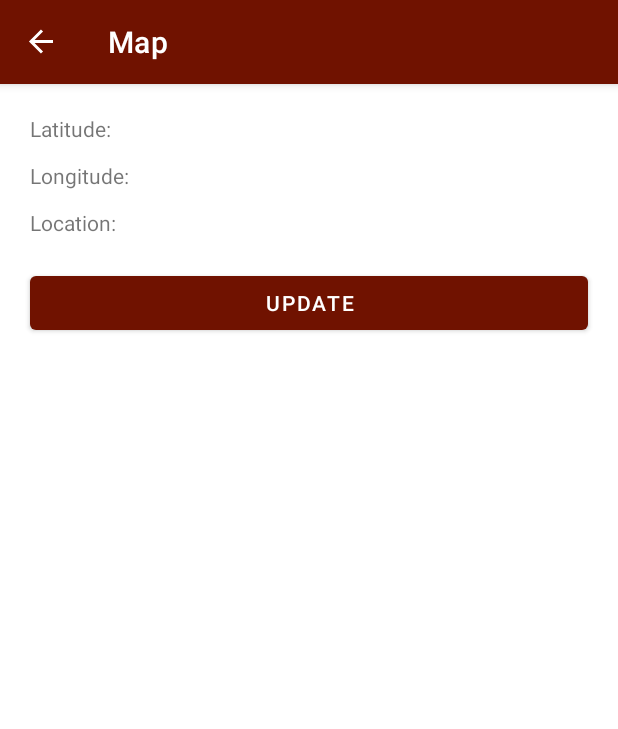
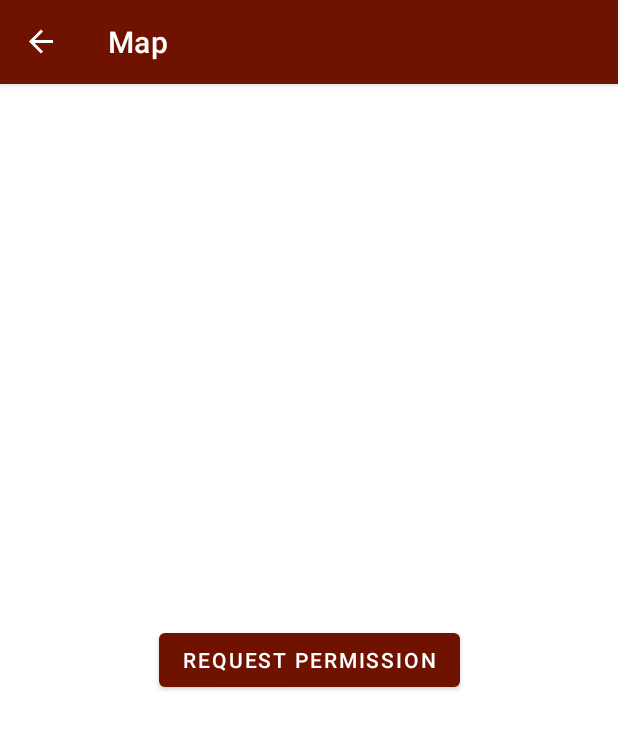
Before and after one commit to nathanielnicos/Nikos, an Android app: the MapFragment screen opened through its navigation route, on a phone screen of 412 x 824 dp. Shown: the top 729 px of the screen. Run offline under Robolectric (Android 15) with nearby library versions, the phone set to English and light mode, and no system bars; our stand-ins replace Firebase (no records; nobody signed in at launch, a user with empty details on screens opened directly), navigation-ui; libraries missing offline, so code that uses them is left out: com.vmadalin.easypermissions; 1 statement that could not run was skipped.

Commit message:
Add request location permission

```diff
--- a/app/src/main/AndroidManifest.xml
+++ b/app/src/main/AndroidManifest.xml
@@ -2,12 +2,9 @@
 <manifest xmlns:android="http://schemas.android.com/apk/res/android"
     package="id.nns.nikos">
 
+    <uses-permission android:name="android.permission.ACCESS_FINE_LOCATION" />
     <uses-permission android:name="android.permission.ACCESS_COARSE_LOCATION" />
-    <uses-permission android:name="android.permission.ACCESS_FINE_LOCATION" />
     <uses-permission android:name="android.permission.INTERNET" />
-    <uses-permission android:name="android.permission.ACCESS_WIFI_STATE" />
-    <uses-permission android:name="android.permission.WRITE_EXTERNAL_STORAGE"
-        android:maxSdkVersion="28" />
 
     <application
         android:allowBackup="true"
--- a/app/src/main/java/id/nns/nikos/map/MapFragment.kt
+++ b/app/src/main/java/id/nns/nikos/map/MapFragment.kt
@@ -1,30 +1,20 @@
 package id.nns.nikos.map
 
 import android.Manifest
-import android.content.Context
-import android.content.pm.PackageManager
-import android.location.Geocoder
-import android.location.LocationManager
 import android.os.Bundle
-import android.os.Looper
 import androidx.fragment.app.Fragment
 import android.view.LayoutInflater
 import android.view.View
 import android.view.ViewGroup
 import android.widget.Toast
-import androidx.core.app.ActivityCompat
-import com.google.android.gms.location.*
+import com.vmadalin.easypermissions.EasyPermissions
+import com.vmadalin.easypermissions.dialogs.SettingsDialog
 import id.nns.nikos.databinding.FragmentMapBinding
-import java.util.*
 
-@Suppress("DEPRECATION")
-class MapFragment : Fragment() {
-
-    private lateinit var fusedLocationProviderClient: FusedLocationProviderClient
-    private lateinit var locationRequest: LocationRequest
+class MapFragment : Fragment(), EasyPermissions.PermissionCallbacks {
 
     companion object {
-        private const val PERMISSION_ID = 130322
+        private const val PERMISSION_LOCATION_REQUEST_CODE = 280222
     }
 
     private var _binding: FragmentMapBinding? = null
@@ -41,114 +31,71 @@ class MapFragment : Fragment() {
     override fun onViewCreated(view: View, savedInstanceState: Bundle?) {
         super.onViewCreated(view, savedInstanceState)
 
-        fusedLocationProviderClient =
-            LocationServices.getFusedLocationProviderClient(requireContext())
+        setViewVisibility()
 
-        getLastLocation()
-
-        binding.btnUpdateLocation.setOnClickListener {
-            getLastLocation()
+        binding.btnRequestPermission.setOnClickListener {
+            requestLocationPermission()
         }
     }
 
-    private fun checkPermission(): Boolean {
-        if (ActivityCompat.checkSelfPermission(
-                requireContext(),
-                Manifest.permission.ACCESS_FINE_LOCATION
-            ) == PackageManager.PERMISSION_GRANTED ||
-            ActivityCompat.checkSelfPermission(
-                requireContext(),
-                Manifest.permission.ACCESS_COARSE_LOCATION
-            ) == PackageManager.PERMISSION_GRANTED
-        ) {
-            return true
-        }
-        return false
-    }
+    private fun hasLocationPermission() = EasyPermissions.hasPermissions(
+        requireContext(),
+        Manifest.permission.ACCESS_FINE_LOCATION,
+        Manifest.permission.ACCESS_COARSE_LOCATION
+    )
 
-    private fun requestPermission() {
-        ActivityCompat.requestPermissions(
-            requireActivity(),
-            arrayOf(
-                Manifest.permission.ACCESS_FINE_LOCATION,
-                Manifest.permission.ACCESS_COARSE_LOCATION,
-            ),
-            PERMISSION_ID
+    private fun requestLocationPermission() {
+        EasyPermissions.requestPermissions(
+            this,
+            "This page needs location permission.",
+            PERMISSION_LOCATION_REQUEST_CODE,
+            Manifest.permission.ACCESS_FINE_LOCATION,
+            Manifest.permission.ACCESS_COARSE_LOCATION
         )
     }
 
-    private fun isLocationEnabled(): Boolean {
-        val locationManager =
-            activity?.getSystemService(Context.LOCATION_SERVICE) as LocationManager
-        return locationManager.isProviderEnabled(LocationManager.GPS_PROVIDER) || locationManager.isProviderEnabled(
-            LocationManager.NETWORK_PROVIDER
+    @Suppress("DEPRECATION")
+    override fun onRequestPermissionsResult(
+        requestCode: Int,
+        permissions: Array<out String>,
+        grantResults: IntArray
+    ) {
+        super.onRequestPermissionsResult(requestCode, permissions, grantResults)
+
+        EasyPermissions.onRequestPermissionsResult(
+            requestCode,
+            permissions,
+            grantResults,
+            this
         )
     }
 
-    private fun getLastLocation() {
-        if (checkPermission()) {
-            if (isLocationEnabled()) {
-                fusedLocationProviderClient.lastLocation.addOnCompleteListener { task ->
-                    val location = task.result
-                    if (location == null) {
-                        getNewLocation()
-                    } else {
-                        binding.tvLatitude.text = location.latitude.toString()
-                        binding.tvLongitude.text = location.longitude.toString()
-                        binding.tvLocation.text =
-                            getLocationName(location.latitude, location.longitude)
-                    }
-                }
-            } else {
-                Toast.makeText(activity, "Please enable your location service!", Toast.LENGTH_SHORT)
-                    .show()
-            }
+    override fun onPermissionsDenied(requestCode: Int, perms: List<String>) {
+        if (EasyPermissions.somePermissionPermanentlyDenied(this, perms)) {
+            SettingsDialog.Builder(requireContext()).build().show()
         } else {
-            requestPermission()
+            requestLocationPermission()
         }
     }
 
-    private fun getNewLocation() {
-        locationRequest = LocationRequest()
-        locationRequest.priority = LocationRequest.PRIORITY_HIGH_ACCURACY
-        locationRequest.interval = 10000
-        locationRequest.fastestInterval = 5000
-        locationRequest.smallestDisplacement = 170F
+    override fun onPermissionsGranted(requestCode: Int, perms: List<String>) {
+        Toast.makeText(
+            requireContext(),
+            "Permission granted!",
+            Toast.LENGTH_SHORT
+        ).show()
 
-        if (ActivityCompat.checkSelfPermission(
-                requireContext(),
-                Manifest.permission.ACCESS_FINE_LOCATION
-            ) != PackageManager.PERMISSION_GRANTED && ActivityCompat.checkSelfPermission(
-                requireContext(),
-                Manifest.permission.ACCESS_COARSE_LOCATION
-            ) != PackageManager.PERMISSION_GRANTED
-        ) {
-            Looper.myLooper()?.let { looper ->
-                fusedLocationProviderClient.requestLocationUpdates(
-                    locationRequest,
-                    locationCallback,
-                    looper
-                )
-            }
-        }
+        setViewVisibility()
     }
 
-    private val locationCallback = object : LocationCallback() {
-        override fun onLocationResult(p0: LocationResult) {
-            val lastLocation = p0.lastLocation
-
-            binding.tvLatitude.text = lastLocation.latitude.toString()
-            binding.tvLongitude.text = lastLocation.longitude.toString()
-            binding.tvLocation.text =
-                getLocationName(lastLocation.latitude, lastLocation.longitude)
+    private fun setViewVisibility() {
+        if (hasLocationPermission()) {
+            binding.tvPermissionGranted.visibility = View.VISIBLE
+            binding.btnRequestPermission.visibility = View.GONE
+        } else {
+            binding.tvPermissionGranted.visibility = View.GONE
+            binding.btnRequestPermission.visibility = View.VISIBLE
         }
-    }
-
-    private fun getLocationName(lat: Double, long: Double): String {
-        val geocoder = Geocoder(activity, Locale.getDefault())
-        val address = geocoder.getFromLocation(lat, long, 1)
-
-        return address[0].getAddressLine(0)
     }
 
     override fun onDestroyView() {
@@ -156,16 +103,4 @@ class MapFragment : Fragment() {
         _binding = null
     }
 
-    override fun onRequestPermissionsResult(
-        requestCode: Int,
-        permissions: Array<out String>,
-        grantResults: IntArray
-    ) {
-        if (requestCode == PERMISSION_ID) {
-            if (grantResults.isNotEmpty() && grantResults[0] == PackageManager.PERMISSION_GRANTED) {
-                Toast.makeText(activity, "You have the permission.", Toast.LENGTH_SHORT).show()
-            }
-        }
-    }
-
 }
--- a/app/src/main/res/layout/fragment_map.xml
+++ b/app/src/main/res/layout/fragment_map.xml
@@ -11,6 +11,7 @@
         android:layout_width="wrap_content"
         android:layout_height="wrap_content"
         android:text="@string/latitude"
+        android:visibility="gone"
         android:layout_marginStart="20dp"
         android:layout_marginTop="20dp"
         app:layout_constraintTop_toTopOf="parent"
@@ -21,6 +22,7 @@
         android:layout_width="wrap_content"
         android:layout_height="wrap_content"
         tools:text="0.0"
+        android:visibility="gone"
         android:layout_marginStart="8dp"
         app:layout_constraintStart_toEndOf="@id/tv_label_latitude"
         app:layout_constraintTop_toTopOf="@id/tv_label_latitude"
@@ -31,6 +33,7 @@
         android:layout_width="wrap_content"
         android:layout_height="wrap_content"
         android:text="@string/longitude"
+        android:visibility="gone"
         android:layout_marginTop="12dp"
         android:layout_marginStart="20dp"
         app:layout_constraintTop_toBottomOf="@id/tv_label_latitude"
@@ -41,6 +44,7 @@
         android:layout_width="wrap_content"
         android:layout_height="wrap_content"
         tools:text="0.0"
+        android:visibility="gone"
         android:layout_marginStart="8dp"
         app:layout_constraintTop_toTopOf="@id/tv_label_longitude"
         app:layout_constraintBottom_toBottomOf="@id/tv_label_longitude"
@@ -51,6 +55,7 @@
         android:layout_width="wrap_content"
         android:layout_height="wrap_content"
         android:text="@string/location"
+        android:visibility="gone"
         android:layout_marginTop="12dp"
         android:layout_marginStart="20dp"
         app:layout_constraintStart_toStartOf="parent"
@@ -61,6 +66,7 @@
         android:layout_width="0dp"
         android:layout_height="wrap_content"
         tools:text="Jombang"
+        android:visibility="gone"
         android:layout_marginStart="8dp"
         android:layout_marginEnd="20dp"
         app:layout_constraintEnd_toEndOf="parent"
@@ -72,9 +78,32 @@
         android:layout_width="match_parent"
         android:layout_height="wrap_content"
         android:text="@string/update"
+        android:visibility="gone"
         android:layout_margin="20dp"
         app:layout_constraintStart_toStartOf="parent"
         app:layout_constraintEnd_toEndOf="parent"
         app:layout_constraintTop_toBottomOf="@id/tv_location" />
 
+    <Button
+        android:id="@+id/btn_request_permission"
+        android:layout_width="wrap_content"
+        android:layout_height="wrap_content"
+        android:text="@string/request_permission"
+        android:layout_margin="20dp"
+        app:layout_constraintStart_toStartOf="parent"
+        app:layout_constraintEnd_toEndOf="parent"
+        app:layout_constraintTop_toTopOf="parent"
+        app:layout_constraintBottom_toBottomOf="parent" />
+
+    <TextView
+        android:id="@+id/tv_permission_granted"
+        android:layout_width="wrap_content"
+        android:layout_height="wrap_content"
+        android:text="@string/permission_granted"
+        android:visibility="gone"
+        app:layout_constraintStart_toStartOf="parent"
+        app:layout_constraintEnd_toEndOf="parent"
+        app:layout_constraintTop_toTopOf="parent"
+        app:layout_constraintBottom_toBottomOf="parent" />
+
 </androidx.constraintlayout.widget.ConstraintLayout>
--- a/app/src/main/res/values/strings.xml
+++ b/app/src/main/res/values/strings.xml
@@ -21,4 +21,6 @@
     <string name="longitude">Longitude:</string>
     <string name="location">Location:</string>
     <string name="update">UPDATE</string>
+    <string name="request_permission">Request Permission</string>
+    <string name="permission_granted">Permission granted!</string>
 </resources>
```
Also changed, not shown: app/build.gradle (+6 -2 lines).
